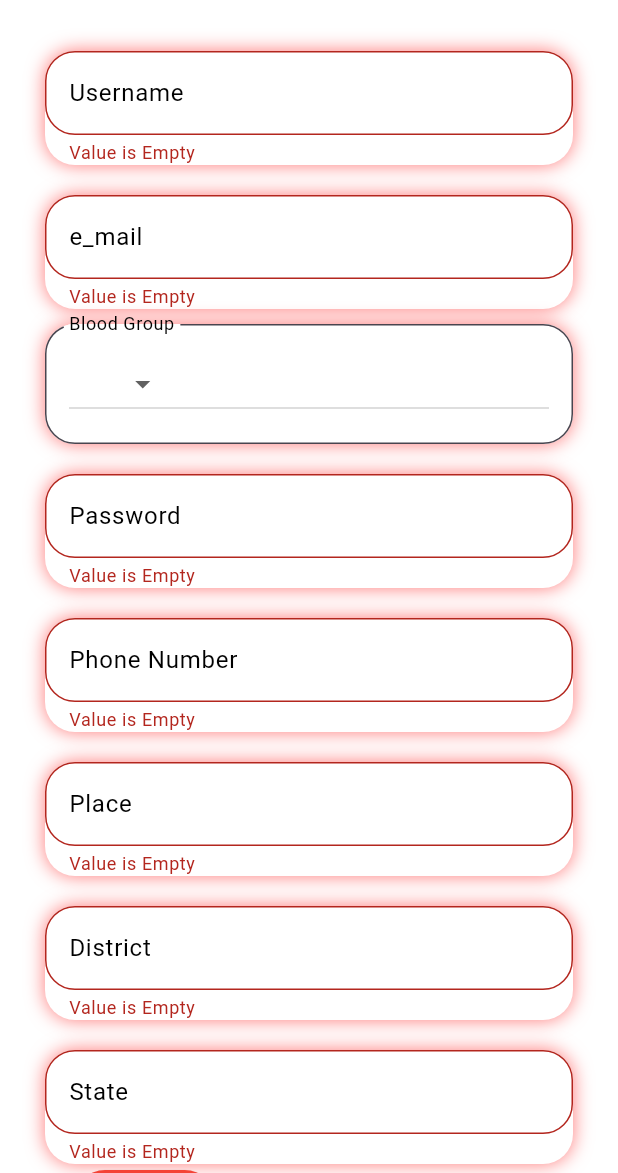
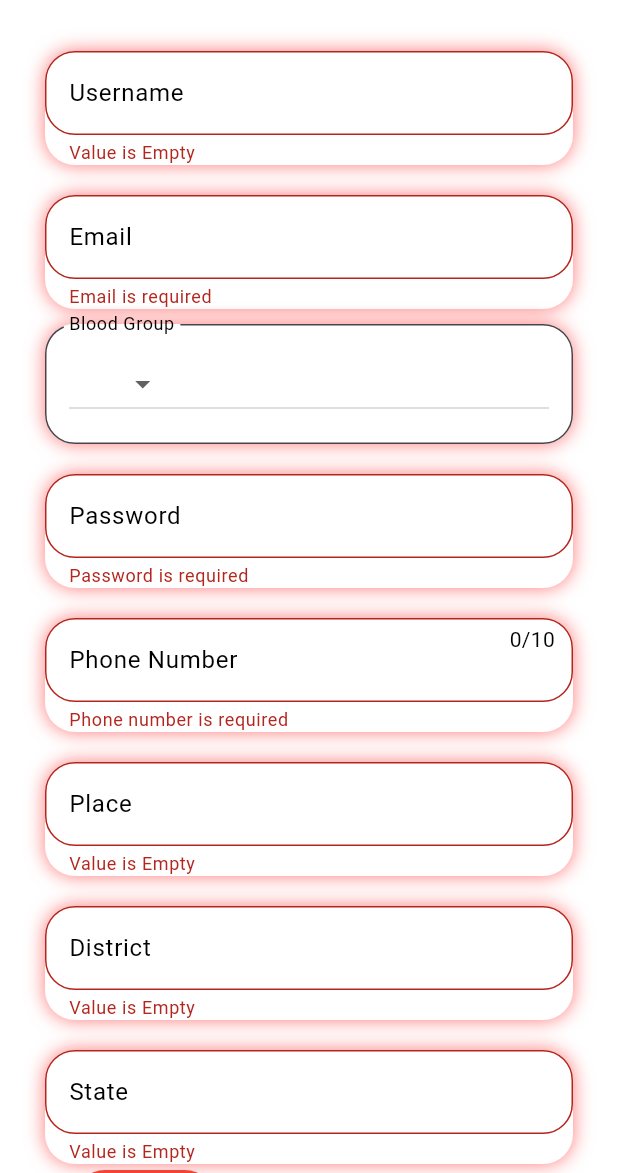
Before and after one commit to Aji46/Reddrop_new, a Flutter app: the register_page screen opened directly, after a tap on "Submit", on a phone screen of 412 x 824 dp, the part 63-1236 px from its top. Run offline on Flutter 3.47's test engine with Material 3 defaults, Android fonts, the phone set to English and light mode, and no system bars; our stand-ins replace cloud_firestore, curved_navigation_bar, firebase_auth, firebase_core, flutter_slidable, hive and 2 more; accounts and stored records are empty; statements that could not run were skipped.

Commit message:
fiex the validations

```diff
--- a/lib/Register_page/Register_page.dart
+++ b/lib/Register_page/Register_page.dart
@@ -4,6 +4,7 @@ import 'package:cloud_firestore/cloud_firestore.dart';
 import 'package:firebase_auth/firebase_auth.dart';
 import 'package:flutter/material.dart';
 import 'package:reddrop/Register_page/registerlogin.dart';
+import 'package:reddrop/widget/extention.dart';
 import 'package:reddrop/widget/wigets.dart';
 
 class register_page extends StatefulWidget {
@@ -24,6 +25,7 @@ class _Register_pageState extends State<register_page> {
 
   final _formKey = GlobalKey<FormState>();
   FirebaseAuth auth = FirebaseAuth.instance;
+  // ignore: non_constant_identifier_names
   String? BloodGroup;
   List<String> bloodGroupOptions = [
     "A+",
@@ -37,11 +39,8 @@ class _Register_pageState extends State<register_page> {
     "INRA"
   ];
 
-  int _currentIndex = 2;
   final CollectionReference donor =
       FirebaseFirestore.instance.collection('Donor');
-
-
 
   Future<void> registerUser(String email, String password) async {
     try {
@@ -73,9 +72,11 @@ class _Register_pageState extends State<register_page> {
         'group': BloodGroup,
       });
 
+      // ignore: use_build_context_synchronously
       Navigator.of(context).pushReplacement(
         MaterialPageRoute(
-          builder: (ctx) => register_login(), // Change this to your login page
+          builder: (ctx) =>
+              const register_login(), // Change this to your login page
         ),
       );
     } catch (e) {
@@ -92,24 +93,23 @@ class _Register_pageState extends State<register_page> {
 
 
 
-
-
-
   @override
   Widget build(BuildContext context) {
     CustomAppBar customAppBar = CustomAppBar();
     return Stack(
       children: [
         Scaffold(
-          backgroundColor: Color.fromARGB(255, 255, 255, 255),
+          backgroundColor: const Color.fromARGB(255, 255, 255, 255),
           appBar: customAppBar.buildAppBar(context),
           body: SafeArea(
             child: Form(
+
               key: _formKey,
               child: ListView(
                 children: [
                   Padding(
-                    padding: const EdgeInsets.only(top: 20, right: 30, left: 30),
+                    padding:
+                        const EdgeInsets.only(top: 20, right: 30, left: 30),
                     child: Container(
                       decoration: BoxDecoration(
                           borderRadius: BorderRadius.circular(20),
@@ -122,6 +122,7 @@ class _Register_pageState extends State<register_page> {
                             )
                           ]),
                       child: TextFormField(
+                           autovalidateMode: AutovalidateMode.onUserInteraction,
                         controller: _usernameController,
                         decoration: InputDecoration(
                             border: OutlineInputBorder(
@@ -129,12 +130,13 @@ class _Register_pageState extends State<register_page> {
                             ),
                             fillColor: Colors.white,
                             filled: true,
-                          labelText: "Username",labelStyle: TextStyle(color: Colors.black)
-                        ),
+                            labelText: "Username",
+                            labelStyle: const TextStyle(color: Colors.black)),
+
                         validator: (value) {
                           if (value == null || value.isEmpty) {
                             return 'Value is Empty';
-                          }else{
+                          } else {
                             return null;
                           }
                         },
@@ -142,7 +144,8 @@ class _Register_pageState extends State<register_page> {
                     ),
                   ),
                   Padding(
-                    padding: const EdgeInsets.only(top: 20, right: 30, left: 30),
+                    padding:
+                        const EdgeInsets.only(top: 20, right: 30, left: 30),
                     child: Container(
                       decoration: BoxDecoration(
                           borderRadius: BorderRadius.circular(20),
@@ -155,27 +158,35 @@ class _Register_pageState extends State<register_page> {
                             )
                           ]),
                       child: TextFormField(
+                           autovalidateMode: AutovalidateMode.onUserInteraction,
                         controller: _emailController,
+                        keyboardType: TextInputType
+                            .emailAddress, // Set keyboard type to email
                         decoration: InputDecoration(
                           border: OutlineInputBorder(
                             borderRadius: BorderRadius.circular(20),
                           ),
                           fillColor: Colors.white,
                           filled: true,
-                          labelText: "e_mail",labelStyle: TextStyle(color: Colors.black)
+                          labelText: "Email",
+                          labelStyle: const TextStyle(color: Colors.black),
                         ),
                         validator: (value) {
                           if (value == null || value.isEmpty) {
-                            return 'Value is Empty';
-                          }else{
+                            return 'Email is required';
+                          } else if (!RegExp(
+                                  r'^[\w-]+(\.[\w-]+)*@[\w-]+(\.[\w-]+)+$')
+                              .hasMatch(value)) {
+                            return 'Enter a valid email address';
+                          }
                           return null;
-                          }
                         },
                       ),
                     ),
                   ),
                   Padding(
-                    padding: const EdgeInsets.only(top: 10, right: 30, left: 30),
+                    padding:
+                        const EdgeInsets.only(top: 10, right: 30, left: 30),
                     child: Container(
                       decoration: BoxDecoration(
                           borderRadius: BorderRadius.circular(20),
@@ -188,6 +199,7 @@ class _Register_pageState extends State<register_page> {
                             )
                           ]),
                       child: FormField<String>(
+                           autovalidateMode: AutovalidateMode.onUserInteraction,
                         builder: (FormFieldState<String> state) {
                           return InputDecorator(
                             decoration: InputDecoration(
@@ -196,8 +208,9 @@ class _Register_pageState extends State<register_page> {
                                 ),
                                 fillColor: Colors.white,
                                 filled: true,
-                              labelText: "Blood Group",labelStyle: TextStyle(color: Colors.black)
-                            ),
+                                labelText: "Blood Group",
+                                labelStyle:
+                                    const TextStyle(color: Colors.black)),
                             child: DropdownButton<String>(
                               value: BloodGroup,
                               onChanged: (String? newValue) {
@@ -207,7 +220,8 @@ class _Register_pageState extends State<register_page> {
                                 state.didChange(newValue);
                               },
                               items: bloodGroupOptions
-                                  .map<DropdownMenuItem<String>>((String value) {
+                                  .map<DropdownMenuItem<String>>(
+                                      (String value) {
                                 return DropdownMenuItem<String>(
                                   value: value,
                                   child: Text(value),
@@ -226,7 +240,115 @@ class _Register_pageState extends State<register_page> {
                     ),
                   ),
                   Padding(
+                    padding:
+                        const EdgeInsets.only(top: 20, right: 30, left: 30),
+                    child: Container(
+                      decoration: BoxDecoration(
+                          borderRadius: BorderRadius.circular(20),
+                          color: Colors.white,
+                          boxShadow: const [
+                            BoxShadow(
+                              color: Color.fromARGB(255, 255, 120, 120),
+                              blurRadius: 10,
+                              // spreadRadius: 15,
+                            )
+                          ]),
+                      child:TextFormField(
+                           autovalidateMode: AutovalidateMode.onUserInteraction,
+  controller: _passwordController,
+  decoration: InputDecoration(
+    border: OutlineInputBorder(
+      borderRadius: BorderRadius.circular(20),
+    ),
+    fillColor: Colors.white,
+    filled: true,
+    labelText: "Password",
+    labelStyle: const TextStyle(color: Colors.black),
+  ),
+  validator: (value) {
+    if (value == null || value.isEmpty) {
+      return 'Password is required';
+    } else if (value.length < 10) {
+      return 'Password must be at least 10 characters';
+    }
+    return null;
+  },
+),
+
+                    ),
+                  ),
+
+
+           Padding(
   padding: const EdgeInsets.only(top: 20, right: 30, left: 30),
+  child: Container(
+    decoration: BoxDecoration(
+      borderRadius: BorderRadius.circular(20),
+      color: Colors.white,
+      boxShadow: const [
+        BoxShadow(
+          color: Color.fromARGB(255, 255, 120, 120),
+          blurRadius: 10,
+        ),
+      ],
+    ),
+    child: StatefulBuilder(
+      builder: (BuildContext context, StateSetter setState) {
+        return Column(
+          children: [
+            TextFormField(
+                 autovalidateMode: AutovalidateMode.onUserInteraction,
+              controller: _phoneController,
+              keyboardType: TextInputType.phone,
+              maxLength: 10,
+              onChanged: (value) {
+                setState(() {}); // Trigger a rebuild when text changes
+              },
+              decoration: InputDecoration(
+                border: OutlineInputBorder(
+                  borderRadius: BorderRadius.circular(20),
+                ),
+                fillColor: Colors.white,
+                filled: true,
+                labelText: "Phone Number",
+                labelStyle: const TextStyle(color: Colors.black),
+                counterText: '', // Remove the default counter text
+                suffixIcon: Padding(
+                  padding: const EdgeInsets.symmetric(horizontal: 12.0),
+                  child: Text(
+                    '${_phoneController.text.length}/10',
+                    style: TextStyle(color: Colors.black),
+                  ),
+                ),
+              ),
+              validator: (value) {
+                if (value == null || value.isEmpty) {
+                  return 'Phone number is required';
+                } else if (value.length != 10) {
+                  return 'Phone number must be 10 digits';
+                }
+                return null;
+              },
+            ),
+            // Show phone number length validation text
+            if (_phoneController.text.isNotEmpty &&
+                _phoneController.text.length != 10)
+              Text(
+                'Phone number must be 10 digits',
+                style: TextStyle(color: Colors.red),
+              ),
+          ],
+        );
+      },
+    ),
+  ),
+),
+
+
+
+                  Padding(
+                    padding:
+                        const EdgeInsets.only(top: 20, right: 30, left: 30),
                     child: Container(
                       decoration: BoxDecoration(
                           borderRadius: BorderRadius.circular(20),
@@ -239,26 +361,33 @@ class _Register_pageState extends State<register_page> {
                             )
                           ]),
                       child: TextFormField(
-                        controller: _passwordController,
+                           autovalidateMode: AutovalidateMode.onUserInteraction,
+                        controller: _placeController,
                         decoration: InputDecoration(
                             border: OutlineInputBorder(
                               borderRadius: BorderRadius.circular(20),
                             ),
                             fillColor: Colors.white,
                             filled: true,
-                          labelText: "Password",labelStyle: TextStyle(color: Colors.black)
-                        ),
+                            labelText: "Place",
+                            labelStyle: const TextStyle(color: Colors.black)),
                         validator: (value) {
                           if (value == null || value.isEmpty) {
                             return 'Value is Empty';
                           }
                           return null;
                         },
+                           onSaved: (value) {
+    // Convert the value to lowercase with the first letter as capital
+    _stateController.text = value!.toLowerCase().capitalizeFirstLetter();
+  },
+
                       ),
                     ),
                   ),
                   Padding(
-                    padding: const EdgeInsets.only(top: 20, right: 30, left: 30),
+                    padding:
+                        const EdgeInsets.only(top: 20, right: 30, left: 30),
                     child: Container(
                       decoration: BoxDecoration(
                           borderRadius: BorderRadius.circular(20),
@@ -271,26 +400,33 @@ class _Register_pageState extends State<register_page> {
                             )
                           ]),
                       child: TextFormField(
-                        controller: _phoneController,
+                           autovalidateMode: AutovalidateMode.onUserInteraction,
+                        controller: _districtController,
                         decoration: InputDecoration(
                             border: OutlineInputBorder(
                               borderRadius: BorderRadius.circular(20),
                             ),
                             fillColor: Colors.white,
                             filled: true,
-                          labelText: "Phone Number",labelStyle: const TextStyle(color: Colors.black)
-                        ),
+                            labelText: "District",
+                            labelStyle: const TextStyle(color: Colors.black)),
                         validator: (value) {
                           if (value == null || value.isEmpty) {
                             return 'Value is Empty';
                           }
                           return null;
                         },
+                           onSaved: (value) {
+    // Convert the value to lowercase with the first letter as capital
+    _stateController.text = value!.toLowerCase().capitalizeFirstLetter();
+  },
+
                       ),
                     ),
                   ),
                   Padding(
-                    padding: const EdgeInsets.only(top: 20, right: 30, left: 30),
+                    padding:
+                        const EdgeInsets.only(top: 20, right: 30, left: 30),
                     child: Container(
                       decoration: BoxDecoration(
                           borderRadius: BorderRadius.circular(20),
@@ -303,70 +439,7 @@ class _Register_pageState extends State<register_page> {
                             )
                           ]),
                       child: TextFormField(
-                        controller: _placeController,
-                        decoration: InputDecoration(
-                          border: OutlineInputBorder(
-                            borderRadius: BorderRadius.circular(20),
-                          ),
-                          fillColor: Colors.white,
-                          filled: true,
-                          labelText: "Place",labelStyle: TextStyle(color: Colors.black)
-                        ),
-                        validator: (value) {
-                          if (value == null || value.isEmpty) {
-                            return 'Value is Empty';
-                          }
-                           return null;
-                        },
-                      ),
-                    ),
-                  ),
-                  Padding(
-                    padding: const EdgeInsets.only(top: 20, right: 30, left: 30),
-                    child: Container(
-                      decoration: BoxDecoration(
-                          borderRadius: BorderRadius.circular(20),
-                          color: Colors.white,
-                          boxShadow: const [
-                            BoxShadow(
-                              color: Color.fromARGB(255, 255, 120, 120),
-                              blurRadius: 10,
-                              // spreadRadius: 15,
-                            )
-                          ]),
-                      child: TextFormField(
-                        controller: _districtController,
-                        decoration: InputDecoration(
-                          border: OutlineInputBorder(
-                            borderRadius: BorderRadius.circular(20),
-                          ),
-                          fillColor: Colors.white,
-                          filled: true,
-                          labelText: "District",labelStyle: TextStyle(color: Colors.black)
-                        ),
-                        validator: (value) {
-                          if (value == null || value.isEmpty) {
-                            return 'Value is Empty';
-                          }
-                           return null;
-                        },
-                      ),
-                    ),
-                  ),
-                  Padding(
-                    padding: const EdgeInsets.only(top: 20, right: 30, left: 30),
-                    child: Container(
-                      decoration: BoxDecoration(
-                          borderRadius: BorderRadius.circular(20),
-                          color: Colors.white,
-                          boxShadow: const [
-                            BoxShadow(
-                              color: Color.fromARGB(255, 255, 120, 120),
-                              blurRadius: 10,
-                              // spreadRadius: 15,
-                            )
-                          ]),
-                      child: TextFormField(
+                           autovalidateMode: AutovalidateMode.onUserInteraction,
                         controller: _stateController,
                         decoration: InputDecoration(
                             border: OutlineInputBorder(
@@ -374,13 +447,19 @@ class _Register_pageState extends State<register_page> {
                             ),
                             fillColor: Colors.white,
                             filled: true,
-                          labelText: "State",labelStyle: TextStyle(color: Colors.black,)
-                        ),
+                            labelText: "State",
+                            labelStyle: const TextStyle(
+                              color: Colors.black,
+                            )),
                         validator: (value) {
                           if (value == null || value.isEmpty) {
                             return 'Value is Empty';
                           }
                           return null;
+                        },
+                        onSaved: (value) {
+    // Convert the value to lowercase with the first letter as capital
+    _stateController.text = value!.toLowerCase().capitalizeFirstLetter();
   },
                       ),
                     ),
@@ -390,14 +469,15 @@ class _Register_pageState extends State<register_page> {
                     child: Row(
                       children: [
                         ElevatedButton(
-                  onPressed: ()  {
+                          onPressed: () {
                             if (_formKey.currentState?.validate() == true) {
-      registerUser(_emailController.text, _passwordController.text);
-
+                              registerUser(_emailController.text,
+                                  _passwordController.text);
                             }
                           },
-                  style: ButtonStyle(
-                    backgroundColor: MaterialStatePropertyAll(Colors.red),
+                          style: const ButtonStyle(
+                            backgroundColor:
+                                MaterialStatePropertyAll(Colors.red),
                           ),
                           child: const Text('Submit'),
                         ),
--- a/lib/home_Page/requestreg.dart
+++ b/lib/home_Page/requestreg.dart
@@ -85,6 +85,7 @@ class _Register_pageState extends State<register_req> {
           appBar: customAppBar.buildAppBar(context),
           body: SafeArea(
             child: Form(
+               autovalidateMode: AutovalidateMode.onUserInteraction,
                key: _formKey,
               child: ListView(
                 children: [
@@ -122,7 +123,8 @@ class _Register_pageState extends State<register_req> {
                     ),
                   ),
                      Padding(
-                    padding: const EdgeInsets.only(top: 20, right: 30, left: 30),
+                    padding:
+                        const EdgeInsets.only(top: 20, right: 30, left: 30),
                     child: Container(
                       decoration: BoxDecoration(
                           borderRadius: BorderRadius.circular(20),
@@ -136,20 +138,26 @@ class _Register_pageState extends State<register_req> {
                           ]),
                       child: TextFormField(
                         controller: _emailController,
+                        keyboardType: TextInputType
+                            .emailAddress, // Set keyboard type to email
                         decoration: InputDecoration(
                           border: OutlineInputBorder(
                             borderRadius: BorderRadius.circular(20),
                           ),
                           fillColor: Colors.white,
                           filled: true,
-                          labelText: "e_mail",labelStyle: TextStyle(color: Colors.black)
+                          labelText: "Email",
+                          labelStyle: const TextStyle(color: Colors.black),
                         ),
                         validator: (value) {
                           if (value == null || value.isEmpty) {
-                            return 'Value is Empty';
-                          }else{
+                            return 'Email is required';
+                          } else if (!RegExp(
+                                  r'^[\w-]+(\.[\w-]+)*@[\w-]+(\.[\w-]+)+$')
+                              .hasMatch(value)) {
+                            return 'Enter a valid email address';
+                          }
                           return null;
-                          }
                         },
                       ),
                     ),
@@ -197,24 +205,55 @@ class _Register_pageState extends State<register_req> {
         BoxShadow(
           color: Color.fromARGB(255, 255, 120, 120),
           blurRadius: 10,
-                              // spreadRadius: 15,
-                            )
-                          ]),
-                      child: TextFormField(
+        ),
+      ],
+    ),
+    child: StatefulBuilder(
+      builder: (BuildContext context, StateSetter setState) {
+        return Column(
+          children: [
+            TextFormField(
               controller: _phoneController,
+              keyboardType: TextInputType.phone,
+              maxLength: 10,
+              onChanged: (value) {
+                setState(() {}); // Trigger a rebuild when text changes
+              },
               decoration: InputDecoration(
                 border: OutlineInputBorder(
                   borderRadius: BorderRadius.circular(20),
                 ),
                 fillColor: Colors.white,
                 filled: true,
-                          labelText: "Phone Number",labelStyle: const TextStyle(color: Colors.black)
+                labelText: "Phone Number",
+                labelStyle: const TextStyle(color: Colors.black),
+                counterText: '', // Remove the default counter text
+                suffixIcon: Padding(
+                  padding: const EdgeInsets.symmetric(horizontal: 12.0),
+                  child: Text(
+                    '${_phoneController.text.length}/10',
+                    style: TextStyle(color: Colors.black),
+                  ),
+                ),
               ),
               validator: (value) {
                 if (value == null || value.isEmpty) {
-                            return 'Value is Empty';
+                  return 'Phone number is required';
+                } else if (value.length != 10) {
+                  return 'Phone number must be 10 digits';
                 }
                 return null;
+              },
+            ),
+            // Show phone number length validation text
+            if (_phoneController.text.isNotEmpty &&
+                _phoneController.text.length != 10)
+              Text(
+                'Phone number must be 10 digits',
+                style: TextStyle(color: Colors.red),
+              ),
+          ],
+        );
       },
     ),
   ),
```
Also changed, not shown: lib/Register_page/update.dart (+85 -56 lines), lib/home_Page/create_request.dart (+46 -8 lines), lib/widget/extention.dart (added, +10 -0 lines), 5 other files. Lines whose indentation alone changed are shown as unchanged.
